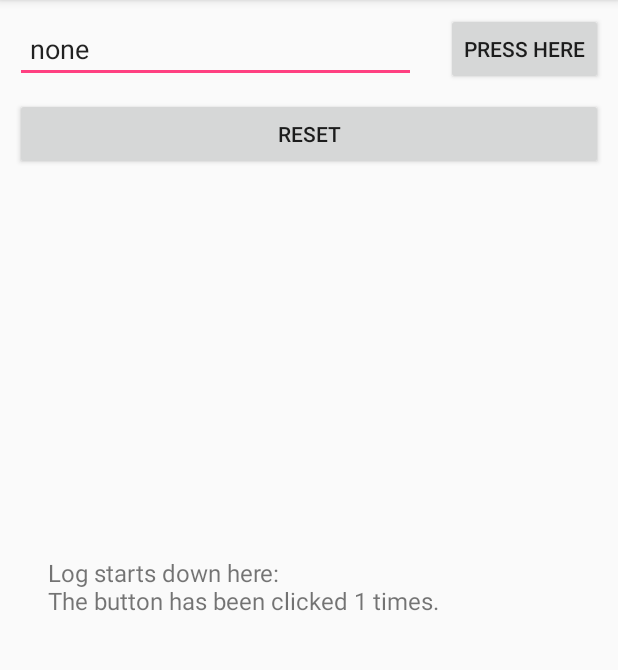
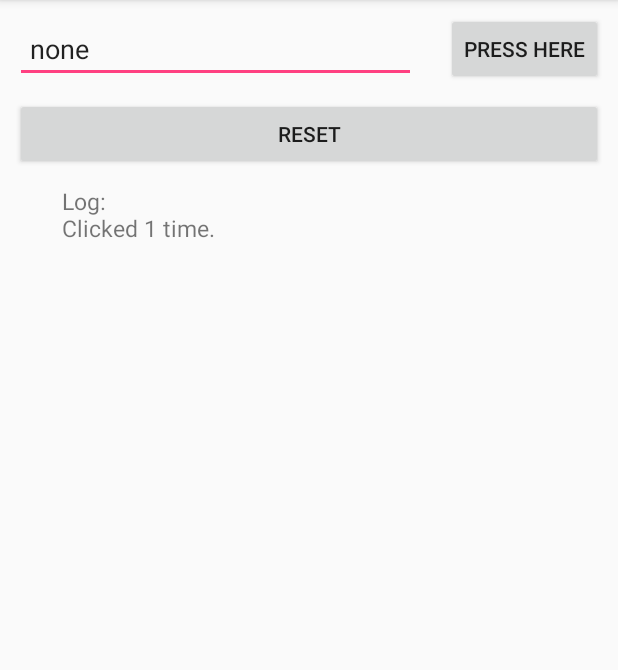
Before and after one commit to cl4pper/android-apps, an Android app: the screen it shows after launch (MainActivity), after a tap on "PRESS HERE", on a phone screen of 412 x 824 dp, the part 84-754 px from its top. Run offline under Robolectric (Android 15) with nearby library versions, the phone set to English and light mode, and no system bars.

Commit message:
Remove: scroll view for log. Update: scrolling movement for text log in code.

```diff
--- a/ButtonCounter/app/src/main/AndroidManifest.xml
+++ b/ButtonCounter/app/src/main/AndroidManifest.xml
@@ -9,8 +9,7 @@
         android:roundIcon="@mipmap/ic_launcher_round"
         android:supportsRtl="true"
         android:theme="@style/AppTheme">
-        <activity android:name=".MainActivity"
-            android:screenOrientation="portrait">
+        <activity android:name=".MainActivity">
             <intent-filter>
                 <action android:name="android.intent.action.MAIN" />
 
--- a/ButtonCounter/app/src/main/java/io/clapper/buttoncounter/MainActivity.kt
+++ b/ButtonCounter/app/src/main/java/io/clapper/buttoncounter/MainActivity.kt
@@ -2,18 +2,18 @@ package io.clapper.buttoncounter
 
 import android.support.v7.app.AppCompatActivity
 import android.os.Bundle
+import android.text.method.ScrollingMovementMethod
 import android.view.View
 import android.widget.Button
 import android.widget.EditText
+import android.widget.ScrollView
 import android.widget.TextView
 
 class MainActivity : AppCompatActivity() {
 
     // indica a classe que cada variavel pertence(dentro da view) - boas maneiras
-    private var text_input: EditText? = null
-    private var text_log: TextView? = null
-    private var but_pressHere: Button? = null
-    private var but_reset: Button? = null
+    private var textInput: EditText? = null
+    private var textLog: TextView? = null
     //
     private var timesClicked = 0
 
@@ -22,24 +22,34 @@ class MainActivity : AppCompatActivity() {
         setContentView(R.layout.activity_main)
 
         //
-        text_input = findViewById<EditText>(R.id.input_text)
-        text_log = findViewById<TextView>(R.id.text_log)
-        but_pressHere = findViewById<Button>(R.id.but_pressHere)
-        but_reset = findViewById<Button>(R.id.but_reset)
+        textInput= findViewById<EditText>(R.id.input_text)
+        textLog = findViewById<TextView>(R.id.text_log)
+        val but_pressHere: Button = findViewById<Button>(R.id.but_pressHere)
+        val but_reset: Button = findViewById<Button>(R.id.but_reset)
+        //
+        textLog?.text = "Log:\n"
 
+        // adiciona o movimento de scroll view ao widget (neste caso, ao text_log)
+        textLog?.movementMethod = ScrollingMovementMethod()
         // funcao para rodar a cada click no botao
-        but_pressHere?.setOnClickListener(object : View.OnClickListener {
+        but_pressHere.setOnClickListener( object : View.OnClickListener {
             override fun onClick(v: View?) {
                 timesClicked += 1
-                text_log?.append("\nThe button has been clicked $timesClicked times.")
+                textLog?.append( "Clicked $timesClicked time" )
+                // adicionar o s dependendo da quantidade de vezes clicadas
+                if( timesClicked > 1 ) {
+                    textLog?.append( "s.\n" )
+                } else {
+                    textLog?.append( ".\n" )
+                }
             }
         })
 
         // funcao para resetar o log e o timesClicked(= 0)
-        but_reset?.setOnClickListener(object : View.OnClickListener {
-            override fun onClick(v: View?) {
+        but_reset.setOnClickListener( object : View.OnClickListener {
+            override fun onClick( v: View? ) {
                 timesClicked = 0
-                text_log?.text = "Log starts down here:"
+                textLog?.text = "Log:\n"
             }
         })
     }
--- a/ButtonCounter/app/src/main/res/layout/activity_main.xml
+++ b/ButtonCounter/app/src/main/res/layout/activity_main.xml
@@ -31,26 +31,6 @@
         app:layout_constraintEnd_toEndOf="parent"
         app:layout_constraintTop_toTopOf="@+id/input_text" />
 
-    <ScrollView
-        android:layout_width="368dp"
-        android:layout_height="397dp"
-        android:layout_marginEnd="10dp"
-        android:layout_marginStart="10dp"
-        android:paddingEnd="10sp"
-        android:paddingStart="10sp"
-        app:layout_constraintBottom_toBottomOf="parent"
-        app:layout_constraintEnd_toEndOf="parent"
-        app:layout_constraintStart_toStartOf="parent">
-
-        <TextView
-            android:id="@+id/text_log"
-            android:layout_width="match_parent"
-            android:layout_height="wrap_content"
-            android:text="Log starts down here:"
-            android:textAlignment="viewStart"
-            android:textSize="16sp" />
-    </ScrollView>
-
     <Button
         android:id="@+id/but_reset"
         android:layout_width="0dp"
@@ -62,4 +42,29 @@
         app:layout_constraintEnd_toEndOf="parent"
         app:layout_constraintStart_toStartOf="parent"
         app:layout_constraintTop_toBottomOf="@+id/input_text" />
+
+    <TextView
+        android:id="@+id/text_log"
+        android:layout_width="0dp"
+        android:layout_height="wrap_content"
+        android:layout_marginTop="10dp"
+        android:textSize="15sp"
+        app:layout_constraintEnd_toStartOf="@+id/vertical_90"
+        app:layout_constraintStart_toStartOf="@+id/vertical_10"
+        app:layout_constraintTop_toBottomOf="@+id/but_reset" />
+
+    <android.support.constraint.Guideline
+        android:id="@+id/vertical_10"
+        android:layout_width="wrap_content"
+        android:layout_height="wrap_content"
+        android:orientation="vertical"
+        app:layout_constraintGuide_percent="0.10" />
+
+    <android.support.constraint.Guideline
+        android:id="@+id/vertical_90"
+        android:layout_width="wrap_content"
+        android:layout_height="wrap_content"
+        android:orientation="vertical"
+        app:layout_constraintGuide_percent="0.90" />
+
 </android.support.constraint.ConstraintLayout>
```
